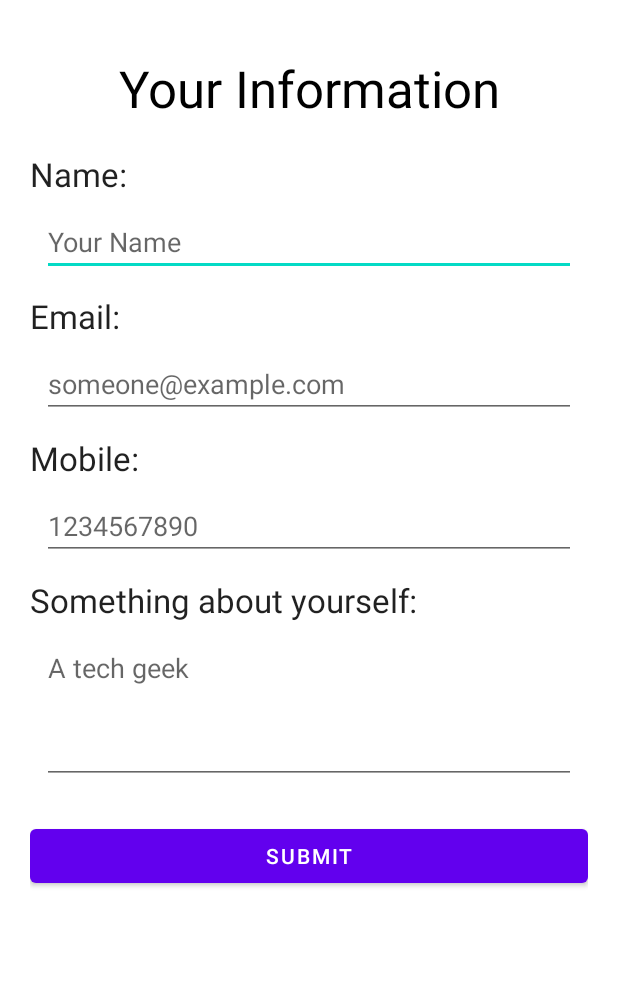
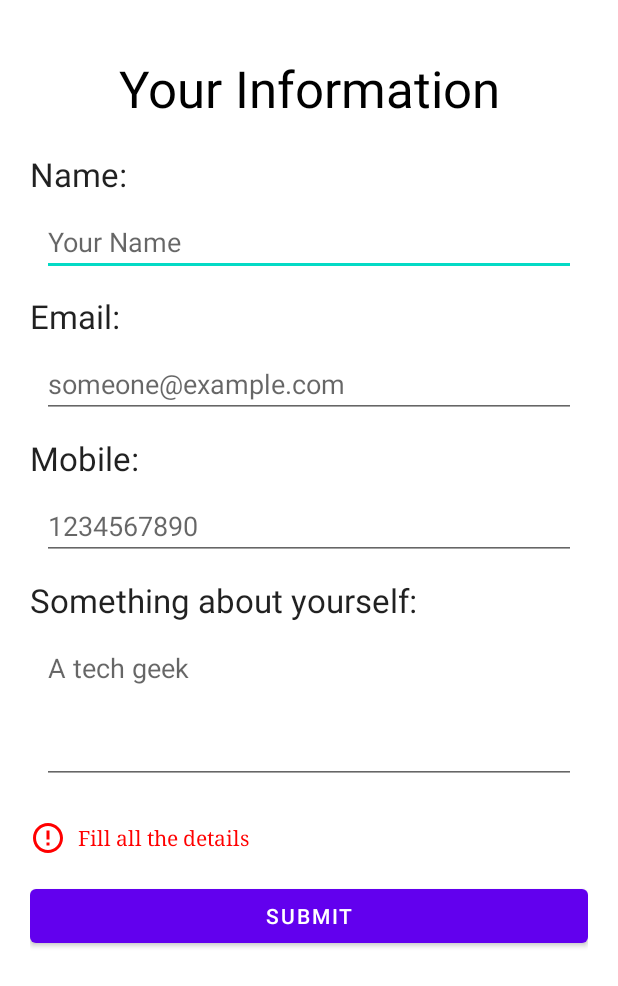
Before and after one commit to i-vishi/sample-testing-android-app, an Android app: the layout fragment_input.xml on its own in the app's theme, with its tools: preview values and no code run, on a phone screen of 412 x 824 dp. Shown: the top 986 px of the screen. Run offline under Robolectric (Android 15) with nearby library versions, the phone set to English and light mode, and no system bars.

Commit message:
initial app completed

```diff
--- /dev/null
+++ b/app/src/main/res/drawable/ic_error_outline_24.xml
@@ -0,0 +1,10 @@
+<vector xmlns:android="http://schemas.android.com/apk/res/android"
+    android:width="24dp"
+    android:height="24dp"
+    android:viewportWidth="24"
+    android:viewportHeight="24"
+    android:tint="?attr/colorControlNormal">
+  <path
+      android:fillColor="@android:color/white"
+      android:pathData="M11,15h2v2h-2zM11,7h2v6h-2zM11.99,2C6.47,2 2,6.48 2,12s4.47,10 9.99,10C17.52,22 22,17.52 22,12S17.52,2 11.99,2zM12,20c-4.42,0 -8,-3.58 -8,-8s3.58,-8 8,-8 8,3.58 8,8 -3.58,8 -8,8z"/>
+</vector>
--- a/app/src/main/res/layout/fragment_input.xml
+++ b/app/src/main/res/layout/fragment_input.xml
@@ -101,6 +101,20 @@
             android:inputType="textMultiLine"
             android:maxLines="4" />
 
+        <TextView
+            android:id="@+id/input_error_text_view"
+            android:layout_width="match_parent"
+            android:layout_height="wrap_content"
+            android:layout_marginTop="16dp"
+            android:drawableLeft="@drawable/ic_error_outline_24"
+            android:drawablePadding="8dp"
+            android:drawableTint="#FF0000"
+            android:fontFamily="serif"
+            android:gravity="start|fill_vertical"
+            android:text="@string/input_error_text"
+            android:textAlignment="textStart"
+            android:textColor="#FF0000" />
+
         <Button
             android:id="@+id/input_submit_btn"
             android:layout_width="match_parent"
--- a/app/src/main/res/values/strings.xml
+++ b/app/src/main/res/values/strings.xml
@@ -18,5 +18,6 @@
     <string name="detail_bio_label_text">About:</string>
     <string name="detail_title_text">Your Info</string>
     <string name="detail_go_back_btn_text">Back</string>
+    <string name="input_error_text">Fill all the details</string>
 
 </resources>
--- a/build.gradle
+++ b/build.gradle
@@ -1,6 +1,9 @@
 // Top-level build file where you can add configuration options common to all sub-projects/modules.
 buildscript {
-    ext.kotlin_version = "1.4.31"
+    ext {
+        kotlin_version = "1.4.31"
+        lifecycle_version = "2.3.0"
+    }
     repositories {
         google()
         jcenter()
```
Also changed, not shown: app/build.gradle (+9 -0 lines), app/src/main/java/com/vishalgaur/testinguserdata/DetailFragment.kt (+30 -9 lines), app/src/main/java/com/vishalgaur/testinguserdata/InputFragment.kt (+39 -8 lines), app/src/main/java/com/vishalgaur/testinguserdata/viewModel/DetailViewModel.kt (+23 -1 lines).
